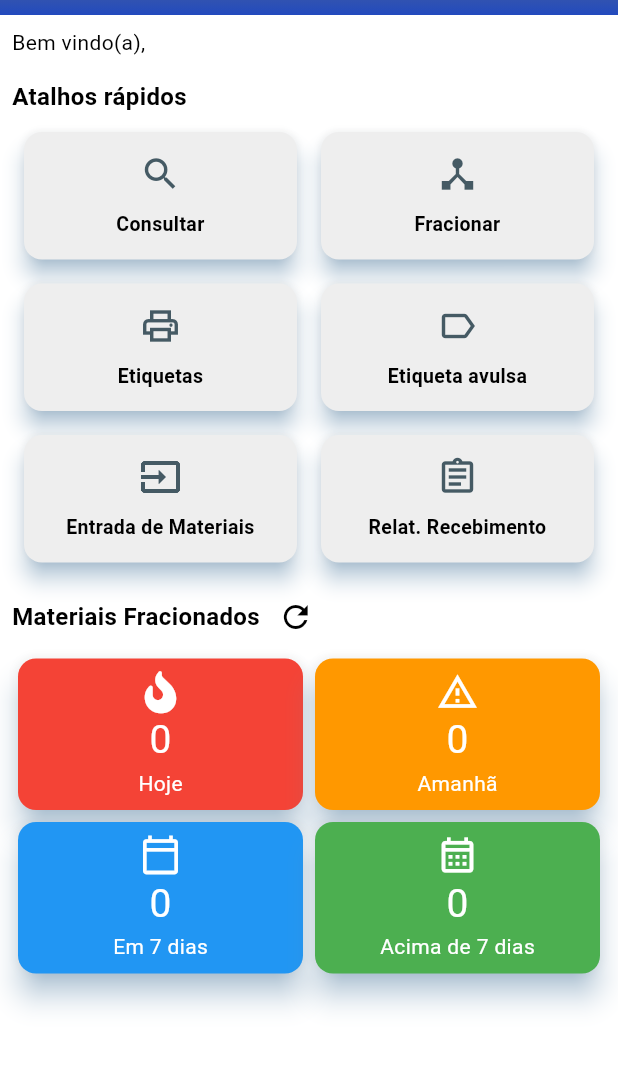
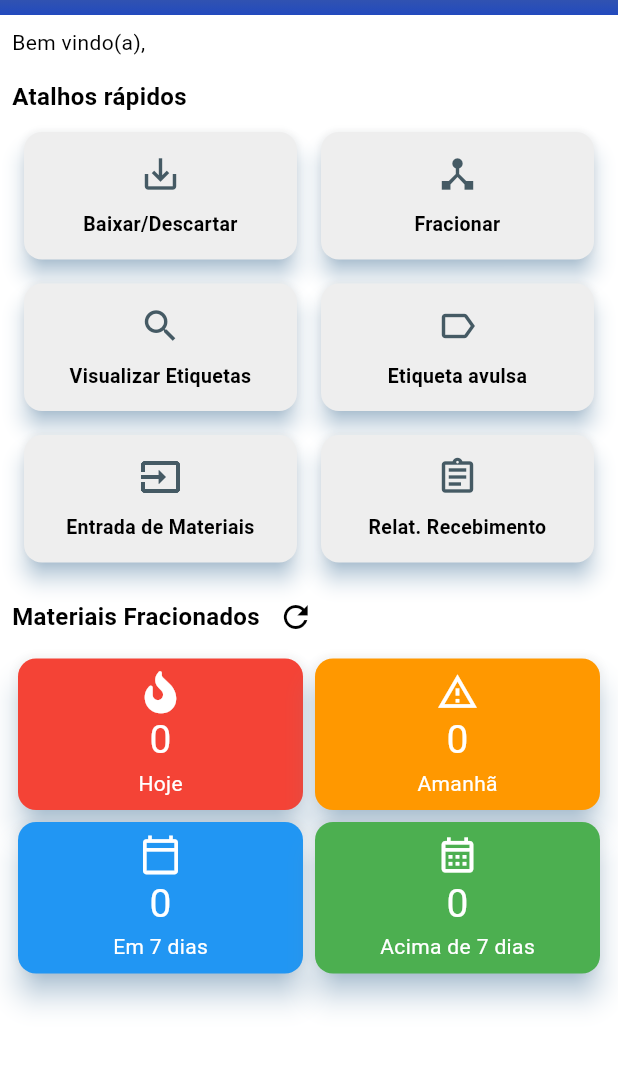
Before and after one commit to support-sootech/sublev-app, a Flutter app: the HomePage screen opened directly, on a phone screen of 412 x 824 dp, the part 69-1140 px from its top. Run offline on Flutter 3.47's test engine with Material 3 defaults, Android fonts, the phone set to English and light mode, and no system bars; our stand-ins replace connectivity_plus, dio, font_awesome_flutter, get, open_filex, permission_handler and 2 more; missing offline and left inert: esc_pos_utils, mobile_scanner, print_bluetooth_thermal; accounts and stored records are empty; network calls fail.

Commit message:
Ajusta icones menu home

```diff
--- a/lib/config/menu_data.dart
+++ b/lib/config/menu_data.dart
@@ -13,9 +13,9 @@ class MenuData {
     menu.add(
       MenuModel(
         id: 1,
-        title: "Consultar",
+        title: "Baixar/Descartar",
         page: ConsultaEtiquetaPage(),
-        icon: Icons.search_outlined,
+        icon: Icons.save_alt,
       ),
     );
     menu.add(
@@ -30,9 +30,9 @@ class MenuData {
     menu.add(
       MenuModel(
         id: 3,
-        title: "Etiquetas",
+        title: "Visualizar Etiquetas",
         page: EtiquetasPage(),
-        icon: Icons.print_outlined,
+        icon: Icons.search_outlined,
       ),
     );
 
```
